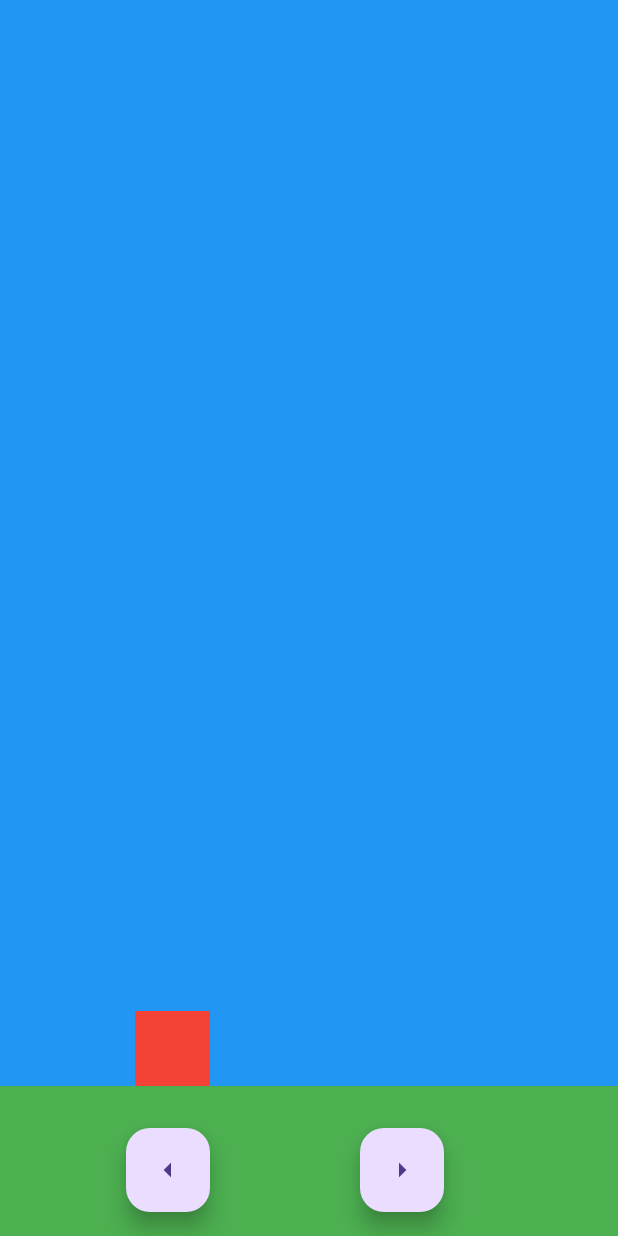
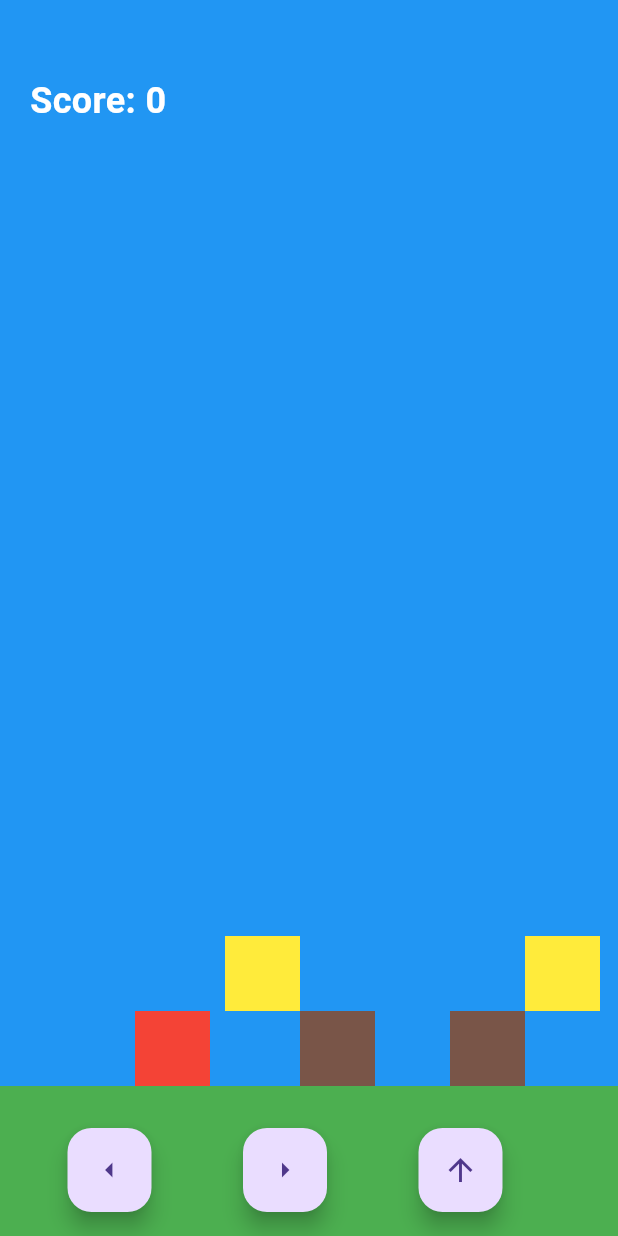
Before and after one commit to Bluemagpie-Foundation/mario_game, a Flutter app: the screen it shows after launch, after a tap on the "arrow left" icon, on a phone screen of 412 x 824 dp. Run offline on Flutter 3.47's test engine with Material 3 defaults, Android fonts, the phone set to English and light mode, and no system bars.

Commit message:
obstacles + collectibles + score can't do sound for now

```diff
--- /dev/null
+++ b/lib/collectible.dart
@@ -0,0 +1,21 @@
+import 'package:flutter/material.dart';
+
+class Collectible extends StatelessWidget {
+  final double positionX;
+  final double positionY;
+
+  Collectible({required this.positionX, required this.positionY});
+
+  @override
+  Widget build(BuildContext context) {
+    return Positioned(
+      left: positionX,
+      bottom: positionY,
+      child: Container(
+        width: 50,
+        height: 50,
+        color: Colors.yellow, // Collectible color
+      ),
+    );
+  }
+}
--- a/lib/game_world.dart
+++ b/lib/game_world.dart
@@ -1,6 +1,10 @@
 import 'package:flutter/material.dart';
 
+import 'dart:async';
+
 import 'player.dart';
+import 'obstacle.dart';
+import 'collectible.dart';
 
 class GameWorld extends StatefulWidget {
   @override
@@ -8,18 +12,156 @@ class GameWorld extends StatefulWidget {
 }
 
 class _GameWorldState extends State<GameWorld> {
+
   double playerPositionX = 100; // Initial player position
+
+  double playerPositionY = 100;
+  int score = 0; // Initial score
+  bool isJumping = false;
+  bool isGameOver = false;
+  List<Obstacle> obstacles = [
+    Obstacle(positionX: 200, positionY: 100),
+    Obstacle(positionX: 300, positionY: 100),
+
+  ];
+  List<Collectible> collectibles = [
+    Collectible(positionX: 150, positionY: 150),
+    Collectible(positionX: 350, positionY: 150)
+  ];
 
   void movePlayerLeft() {
     setState(() {
-      playerPositionX -= 10; // Move player 10 units to the left
+      playerPositionX -= 10;
+      checkCollision();
+      checkGameOver();
     });
   }
 
   void movePlayerRight() {
     setState(() {
-      playerPositionX += 10; // Move player 10 units to the right
+      playerPositionX += 10;
+      checkCollision();
+      checkGameOver();
     });
+  }
+
+  Timer? _leftButtonTimer;
+  Timer? _rightButtonTimer;
+
+  void _startLeftButtonTimer() {
+    _leftButtonTimer = Timer.periodic(Duration(milliseconds: 100), (timer) {
+      movePlayerLeft();
+    });
+  }
+
+  void _stopLeftButtonTimer() {
+    _leftButtonTimer?.cancel();
+  }
+
+  void _startRightButtonTimer() {
+    _rightButtonTimer = Timer.periodic(Duration(milliseconds: 100), (timer) {
+      movePlayerRight();
+    });
+  }
+
+  void _stopRightButtonTimer() {
+    _rightButtonTimer?.cancel();
+  }
+
+  void checkCollision(){
+    setState(() {
+      collectibles.removeWhere((collectible){
+        double collectibleCenterX = collectible.positionX + 15;
+        double collectibleCenterY = collectible.positionY + 15;
+        double playerCenterX = playerPositionX + 25;
+        double playerCenterY = playerPositionY + 25;
+        double dx = collectibleCenterX - playerCenterX;
+        double dy = collectibleCenterY - playerCenterY;
+        double distance = (dx * dx + dy * dy);
+        if(distance < 900){
+          score += 10;
+
+        }
+        return distance <900;
+      });
+    });
+  }
+  void checkGameOver(){
+    for(var obstacle in obstacles){
+      double obstacleCenterX = obstacle.positionX + 25;
+      double obstacleCenterY = obstacle.positionY + 25;
+      double playerCenterX = playerPositionX + 25;
+      double playerCenterY = playerPositionY + 25;
+      double dx = obstacleCenterX - playerCenterX;
+      double dy = obstacleCenterY - playerCenterY;
+      double distance = (dx * dx + dy * dy);
+      if(distance < 900){
+        setState(() {
+          isGameOver = true;
+        });
+        showGameOverDialog();
+        break;
+      }
+    }
+  }
+  void showGameOverDialog(){
+    showDialog(
+      context: context,
+      builder: (context){
+        return AlertDialog(
+          title: Text('Game Over'),
+          content: Text('Your score: $score'),
+          actions: [
+            TextButton(
+              onPressed: (){
+                Navigator.of(context).pop();
+                setState(() {
+                  playerPositionX = 100;
+                  playerPositionY = 100;
+                  score = 0;
+                  collectibles = [
+                    Collectible(positionX: 150, positionY: 150),
+                    Collectible(positionX: 350, positionY: 150)
+                  ];
+                  isGameOver = false;
+                });
+              },
+              child: Text('Restart'),
+            ),
+          ],
+        );
+      },
+    );
+  }
+
+  void jumpPlayer() {
+    if (!isJumping) {
+      isJumping = true;
+      double initialPosition = playerPositionY;
+      double targetPosition = playerPositionY + 100;
+
+      Timer.periodic(Duration(milliseconds: 16), (timer) {
+        setState(() {
+          if (playerPositionY < targetPosition) {
+            playerPositionY += 5; // Move the player up
+          } else {
+            timer.cancel();
+            // Simulate falling back down
+            Timer.periodic(Duration(milliseconds: 16), (fallTimer) {
+              setState(() {
+                if (playerPositionY > initialPosition) {
+                  playerPositionY -= 5; // Move the player down
+                } else {
+                  fallTimer.cancel();
+                  isJumping = false;
+                }
+              });
+            });
+          }
+          checkCollision();
+        });
+      });
+    }
   }
 
   @override
@@ -39,19 +181,62 @@ class _GameWorldState extends State<GameWorld> {
               color: Colors.green,
             ),
           ),
-          Player(positionX: playerPositionX),
+          Player(positionX: playerPositionX, positionY: playerPositionY, onCollect: (dx)=>checkCollision(), onGameOver: () => checkGameOver()),
+          ...obstacles,
+          ...collectibles,
+          Positioned(
+            top: 50,
+            left: 20,
+            child: Text(
+              'Score: $score',
+              style: TextStyle(
+                fontSize: 24,
+                fontWeight: FontWeight.bold,
+                color: Colors.white,
+              ),
+            ),
+          ),
+          if(isGameOver)
+            Positioned.fill(
+              child: Container(
+                color: Colors.black.withOpacity(0.5),
+                child: Center(
+                  child: Text(
+                    'Game Over',
+                    style: TextStyle(
+                      fontSize: 48,
+                      fontWeight: FontWeight.bold,
+                      color: Colors.white,
+                    ),
+                  ),
+                ),
+              ),
+            ),
         ],
+
       ),
       floatingActionButton: Row(
         mainAxisAlignment: MainAxisAlignment.spaceEvenly,
         children: [
-          FloatingActionButton(
-            onPressed: movePlayerLeft,
-            child: Icon(Icons.arrow_left),
+          GestureDetector(
+            onLongPress: _startLeftButtonTimer,
+            onLongPressUp: _stopLeftButtonTimer,
+            child: FloatingActionButton(
+              onPressed: movePlayerLeft,
+              child: Icon(Icons.arrow_left),
+            ),
+          ),
+          GestureDetector(
+            onLongPress: _startRightButtonTimer,
+            onLongPressUp: _stopRightButtonTimer,
+            child: FloatingActionButton(
+              onPressed: movePlayerRight,
+              child: Icon(Icons.arrow_right),
+            ),
           ),
           FloatingActionButton(
-            onPressed: movePlayerRight,
-            child: Icon(Icons.arrow_right),
+            onPressed: jumpPlayer,
+            child: Icon(Icons.arrow_upward),
           ),
         ],
       ),
--- /dev/null
+++ b/lib/obstacle.dart
@@ -0,0 +1,21 @@
+import 'package:flutter/material.dart';
+
+class Obstacle extends StatelessWidget {
+  final double positionX;
+  final double positionY;
+
+  Obstacle({required this.positionX, required this.positionY});
+
+  @override
+  Widget build(BuildContext context) {
+    return Positioned(
+      left: positionX,
+      bottom: positionY,
+      child: Container(
+        width: 50,
+        height: 50,
+        color: Colors.brown, // Obstacle color
+      ),
+    );
+  }
+}
--- a/lib/player.dart
+++ b/lib/player.dart
@@ -2,18 +2,26 @@ import 'package:flutter/material.dart';
 
 class Player extends StatelessWidget {
   final double positionX;
+  final double positionY;
+  final Function(double) onCollect;
+  final Function onGameOver;
 
-  Player({required this.positionX});
+  Player({required this.positionX, required this.positionY, required this.onCollect, required this.onGameOver});
 
   @override
   Widget build(BuildContext context) {
     return Positioned(
-      bottom: 100,
+      bottom: positionY,
       left: positionX,
-      child: Container(
-        width: 50,
-        height: 50,
-        color: Colors.red, // Player character
+      child: GestureDetector(
+        onPanUpdate: (details){
+          onCollect(details.localPosition.dx);
+        },
+        child: Container(
+          width: 50,
+          height: 50,
+          color: Colors.red, // Player color
+        ),
       ),
     );
   }
```
Also changed, not shown: pubspec.yaml (+13 -0 lines), pubspec.lock, 2 other files.
